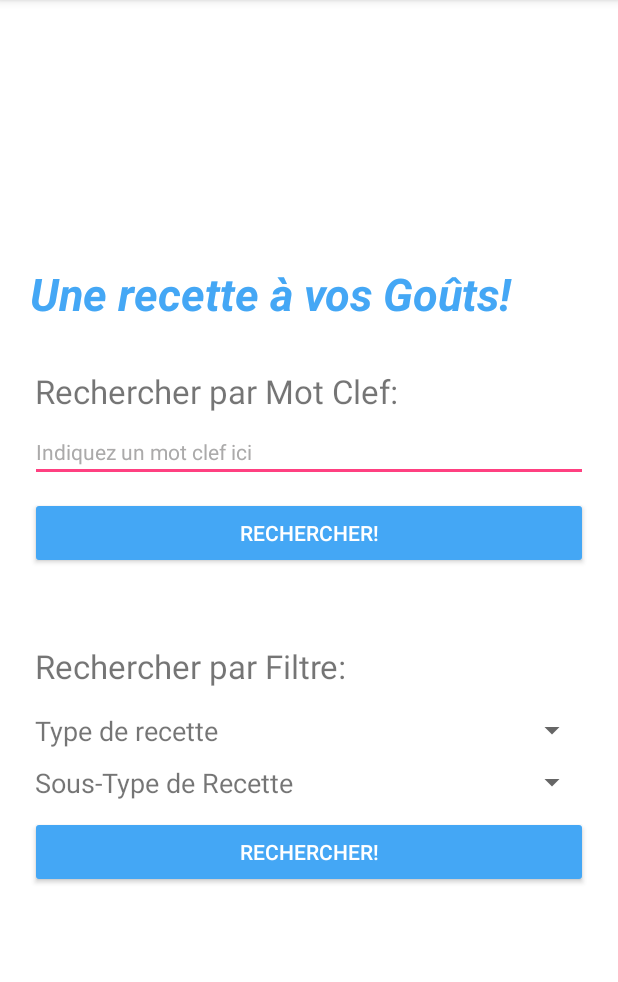
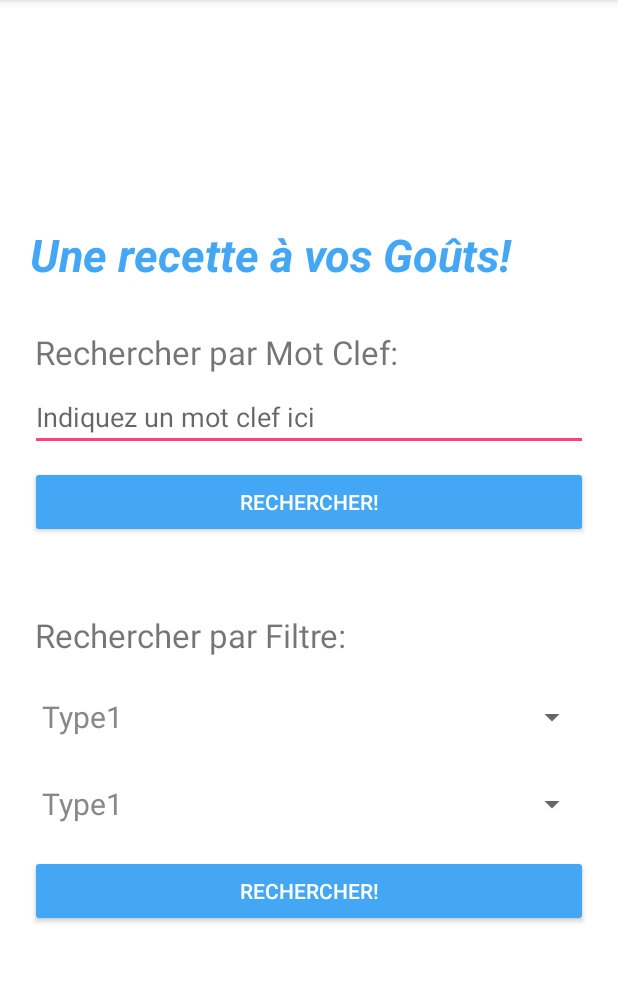
Before and after one commit to CharlesFrere/EZmeal_groupeH5, an Android app: the Rechercher screen opened directly, with no data from a screen before it, on a phone screen of 412 x 824 dp, the part 84-1066 px from its top. Run offline under Robolectric (Android 15) with nearby library versions, the phone set to English and light mode, and no system bars.

Commit message:
Commit 11: Ajout de recherche de recettes par mots clef. Plus système pour différents affichages dans catalogue.java

```diff
--- a/app/src/main/java/com/ezmeal/groupeh/ezmeal/Display.java
+++ b/app/src/main/java/com/ezmeal/groupeh/ezmeal/Display.java
@@ -7,6 +7,7 @@ import android.support.annotation.Nullable;
 import android.support.v7.app.AppCompatActivity;
 import android.view.View;
 import android.widget.TextView;
+import android.widget.Toast;
 
 /**
  * Created by elthe on 22-04-17.
@@ -22,13 +23,13 @@ public class Display extends BaseActivity {
         String adremail = getIntent().getStringExtra("adremail"); //on choppe l'email qui vient de l'activité précédente (login)
         TextView tv = (TextView)findViewById(R.id.TVusername);
         tv.setText(adremail);
-
     }
 
     public void onBtnClick(View v) {
 
         if (v.getId() == R.id.bCatalogue) {
             Intent ghh = new Intent(Display.this, Catalogue.class); //changement d'activity
+            ghh.putExtra("flag", "A"); //on envoie stre dans l'activité d'arrivée
             startActivity(ghh);
         }
 
--- a/app/src/main/java/com/ezmeal/groupeh/ezmeal/Rechercher.java
+++ b/app/src/main/java/com/ezmeal/groupeh/ezmeal/Rechercher.java
@@ -1,9 +1,14 @@
 package com.ezmeal.groupeh.ezmeal;
 
+import android.content.Intent;
+import android.graphics.Color;
 import android.os.Bundle;
+import android.view.View;
 import android.widget.AdapterView;
 import android.widget.ArrayAdapter;
+import android.widget.EditText;
 import android.widget.Spinner;
+import android.widget.TextView;
 
 /**
  * Created by elthe on 02-05-17.
@@ -11,21 +16,48 @@ import android.widget.Spinner;
 
 
 
-public class Rechercher extends BaseActivity{
+public class Rechercher extends BaseActivity implements AdapterView.OnItemSelectedListener {
 
-    //Spinner spinner1;
-    //ArrayAdapter adapter;
+    ArrayAdapter adapter4;
+    Spinner spinner4;
+    ArrayAdapter adapter5;
+    Spinner spinner5;
 
     @Override
     protected void onCreate(Bundle savedInstanceState) {
         super.onCreate(savedInstanceState);
         setContentView(R.layout.rechercher);
 
-        /*adapter = ArrayAdapter.createFromResource(this, R.array.spinner1, android.R.layout.simple_spinner_item);
+        adapter4 = ArrayAdapter.createFromResource(this, R.array.spinner4, android.R.layout.simple_spinner_dropdown_item);
+        spinner4 = (Spinner) findViewById(R.id.SPtype);
+        spinner4.setAdapter(adapter4);
+        spinner4.setOnItemSelectedListener((AdapterView.OnItemSelectedListener) Rechercher.this);
 
-        spinner1 = (Spinner) findViewById(R.id.SPlangue);
-        spinner1.setAdapter(adapter);  */
+        adapter5 = ArrayAdapter.createFromResource(this, R.array.spinner4, android.R.layout.simple_spinner_dropdown_item);
+        spinner5 = (Spinner) findViewById(R.id.SPsoustype);
+        spinner5.setAdapter(adapter5);
+        spinner5.setOnItemSelectedListener((AdapterView.OnItemSelectedListener) Rechercher.this);
     }
 
 
+    @Override
+    public void onItemSelected(AdapterView<?> parent, View view, int position, long id) {
+        ((TextView) parent.getChildAt(0)).setTextColor(Color.GRAY);
+        ((TextView) parent.getChildAt(0)).setTextSize(20);
+    }
+    @Override
+    public void onNothingSelected(AdapterView<?> parent) {
+
+    }
+
+    public void onBtnClick(View v) {
+        if (v.getId() == R.id.bMotclef) {
+            Intent gh = new Intent(Rechercher.this, Catalogue.class); //changement d'activity
+            EditText e = (EditText) findViewById(R.id.ETmotClef); //le mot clef tappé
+            String stre = e.getText().toString();
+            gh.putExtra("motclef", stre); //on envoie le mot clef dans l'activité d'arrivée
+            gh.putExtra("flag", "B"); //on envoie B pour prévenir qu'on vient de rechercher
+            startActivity(gh);
+        }
+    }
 }
--- a/app/src/main/res/layout/rechercher.xml
+++ b/app/src/main/res/layout/rechercher.xml
@@ -45,23 +45,24 @@
                     android:textSize="22sp" />
 
                 <EditText
-                    android:id="@+id/editText2"
+                    android:id="@+id/ETmotClef"
                     android:layout_width="match_parent"
                     android:layout_height="wrap_content"
                     android:ems="10"
+                    android:hint="Indiquez un mot clef ici"
                     android:inputType="textPersonName"
-                    android:text="Indiquez un mot clef ici"
                     android:textColor="#abaaaa"
-                    android:textSize="14sp" />
+                    android:textSize="18sp" />
 
                 <Button
-                    android:id="@+id/button"
+                    android:id="@+id/bMotclef"
                     style="@style/Widget.AppCompat.Button"
                     android:layout_width="match_parent"
                     android:layout_height="wrap_content"
                     android:layout_marginTop="10dp"
                     android:backgroundTint="#44a7f5"
                     android:elevation="0dp"
+                    android:onClick="onBtnClick"
                     android:text="Rechercher!"
                     android:textColor="#FFFFFF" />
 
@@ -87,16 +88,8 @@
                     android:layout_height="wrap_content"
                     android:layout_marginTop="10dp">
 
-                    <TextView
-                        android:id="@+id/textView9"
-                        android:layout_width="match_parent"
-                        android:layout_height="wrap_content"
-                        android:layout_marginLeft="3dp"
-                        android:text="Type de recette"
-                        android:textSize="18sp" />
-
                     <Spinner
-                        android:id="@+id/spinner"
+                        android:id="@+id/SPtype"
                         android:layout_width="match_parent"
                         android:layout_height="wrap_content" />
                 </RelativeLayout>
@@ -106,22 +99,14 @@
                     android:layout_height="wrap_content"
                     android:layout_marginTop="10dp">
 
-                    <TextView
-                        android:id="@+id/textView9"
-                        android:layout_width="match_parent"
-                        android:layout_height="wrap_content"
-                        android:layout_marginLeft="3dp"
-                        android:text="Sous-Type de Recette"
-                        android:textSize="18sp" />
-
                     <Spinner
-                        android:id="@+id/spinner"
+                        android:id="@+id/SPsoustype"
                         android:layout_width="match_parent"
                         android:layout_height="wrap_content" />
                 </RelativeLayout>
 
                 <Button
-                    android:id="@+id/button"
+                    android:id="@+id/bFiltre"
                     android:layout_width="match_parent"
                     android:layout_height="wrap_content"
                     android:layout_marginTop="10dp"
--- a/app/src/main/res/values/strings.xml
+++ b/app/src/main/res/values/strings.xml
@@ -20,4 +20,14 @@
         <item name="H">Je suis un Homme</item>
         <item name="F">Je suis une Femme</item>
     </string-array>
+
+    <string-array name="spinner4">
+        <item name="H">Type1</item>
+        <item name="F">Type2 (a ajouter)...</item>
+    </string-array>
+
+    <string-array name="spinner5">
+        <item name="H">Sous type 1</item>
+        <item name="F">Sous type 2 (a ajouter)</item>
+    </string-array>
 </resources>
```
Also changed, not shown: app/src/main/java/com/ezmeal/groupeh/ezmeal/BDDmanager.java (+19 -0 lines), app/src/main/java/com/ezmeal/groupeh/ezmeal/Catalogue.java (+28 -5 lines).
